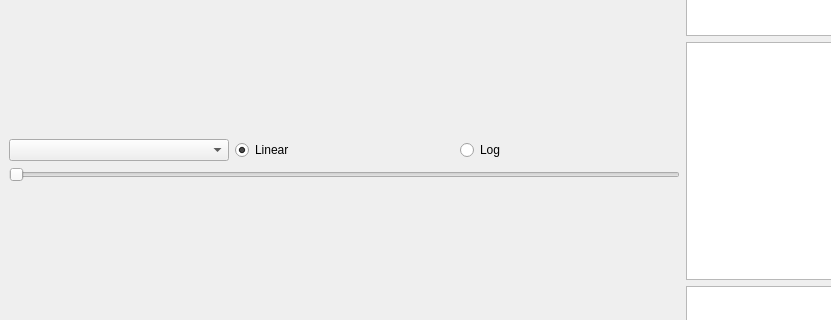
Old version of the form Code/ui/pqwindowimage.ui in the repository VisIVOLab/ViaLacteaVisualAnalytics; both pictures show x 0 to 831 and y 212 to 532 of the 1366 by 768 pixel window.
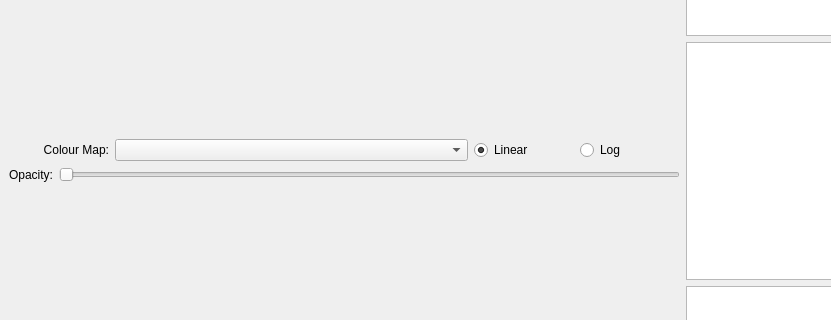
New version of the form.

Commit message: Add opacity slider and functionality. Log scaling is preserved when switching colour maps.

```diff
--- a/Code/ui/pqwindowimage.ui
+++ b/Code/ui/pqwindowimage.ui
@@ -25,11 +25,39 @@
            <layout class="QVBoxLayout" name="LayerSettings">
             <item>
              <layout class="QHBoxLayout" name="SelectSettings">
+              <item>
+               <widget class="QLabel" name="label_2">
+                <property name="sizePolicy">
+                 <sizepolicy hsizetype="Minimum" vsizetype="Preferred">
+                  <horstretch>0</horstretch>
+                  <verstretch>0</verstretch>
+                 </sizepolicy>
+                </property>
+                <property name="maximumSize">
+                 <size>
+                  <width>100</width>
+                  <height>16777215</height>
+                 </size>
+                </property>
+                <property name="text">
+                 <string>Colour Map:</string>
+                </property>
+                <property name="alignment">
+                 <set>Qt::AlignRight|Qt::AlignTrailing|Qt::AlignVCenter</set>
+                </property>
+               </widget>
+              </item>
               <item>
                <widget class="QComboBox" name="cmbxLUTSelect"/>
               </item>
               <item>
                <widget class="QRadioButton" name="linearRadioButton">
+                <property name="maximumSize">
+                 <size>
+                  <width>100</width>
+                  <height>16777215</height>
+                 </size>
+                </property>
                 <property name="text">
                  <string>Linear</string>
                 </property>
@@ -40,6 +68,12 @@
               </item>
               <item>
                <widget class="QRadioButton" name="logRadioButton">
+                <property name="maximumSize">
+                 <size>
+                  <width>100</width>
+                  <height>16777215</height>
+                 </size>
+                </property>
                 <property name="text">
                  <string>Log</string>
                 </property>
@@ -49,8 +83,21 @@
             </item>
             <item>
              <layout class="QHBoxLayout" name="horizontalLayout_3">
+              <item>
+               <widget class="QLabel" name="label">
+                <property name="text">
+                 <string>Opacity:</string>
+                </property>
+                <property name="alignment">
+                 <set>Qt::AlignRight|Qt::AlignTrailing|Qt::AlignVCenter</set>
+                </property>
+               </widget>
+              </item>
               <item>
                <widget class="QSlider" name="opacitySlider">
+                <property name="maximum">
+                 <number>100</number>
+                </property>
                 <property name="orientation">
                  <enum>Qt::Horizontal</enum>
                 </property>
```
The commit also changes 2 other files.
